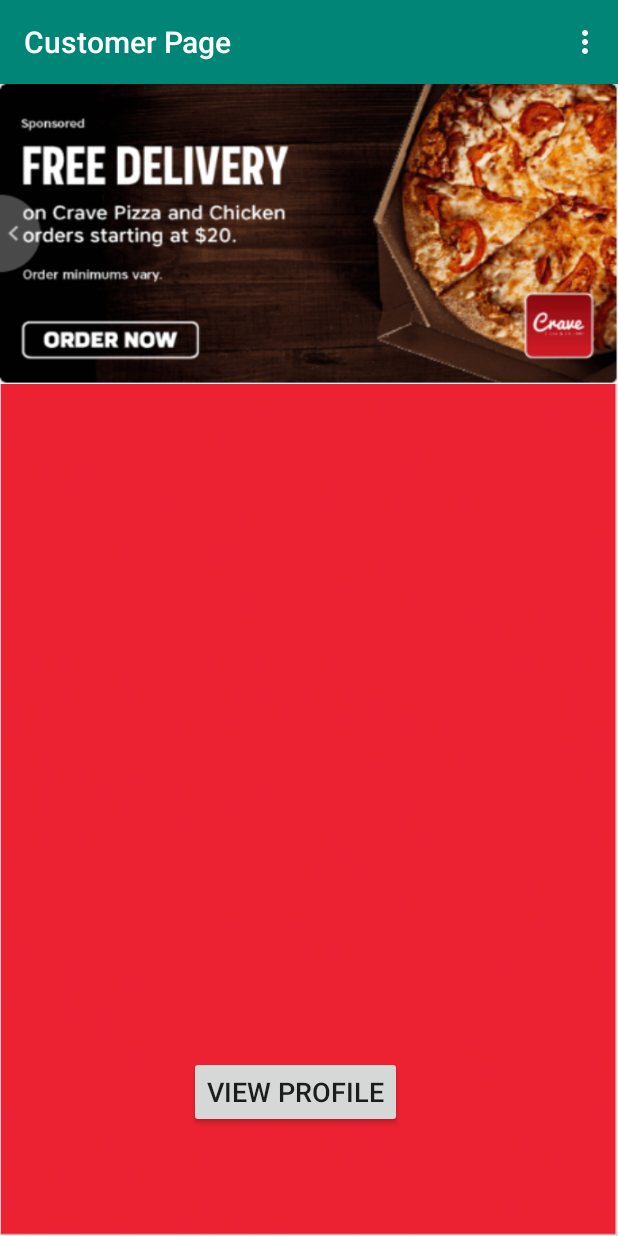
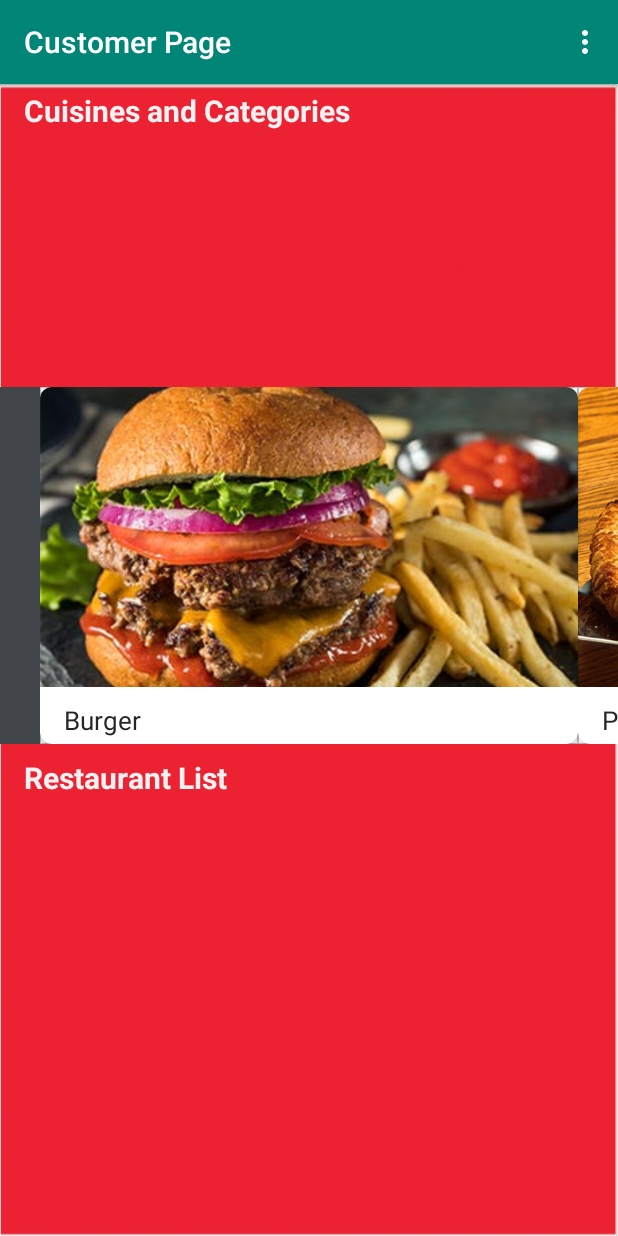
Before and after one commit to benjaminle9x/Table-Clear, an Android app: the CustomerPage screen opened directly, with no data from a screen before it, on a phone screen of 412 x 824 dp. Run offline under Robolectric (Android 15) with nearby library versions, the phone set to English and light mode, and no system bars; our stand-ins replace Firebase (no records; nobody signed in at launch, a user with empty details on screens opened directly).

Commit message:
Added a pagerview of cuisines and categories in customer page.

```diff
--- a/app/build.gradle
+++ b/app/build.gradle
@@ -30,4 +30,6 @@ dependencies {
     androidTestImplementation 'androidx.test.ext:junit:1.1.0'
     androidTestImplementation 'androidx.test.espresso:espresso-core:3.1.1'
     implementation 'com.google.android.material:material:1.0.0'
+    implementation 'androidx.cardview:cardview:1.0.0'
+
 }
--- a/app/src/main/java/com/n01216688/testing/CustomerPage.java
+++ b/app/src/main/java/com/n01216688/testing/CustomerPage.java
@@ -2,7 +2,9 @@ package com.n01216688.testing;
 
 import androidx.annotation.NonNull;
 import androidx.appcompat.app.AppCompatActivity;
+import androidx.viewpager.widget.ViewPager;
 
+import android.animation.ArgbEvaluator;
 import android.app.ActionBar;
 import android.app.AlertDialog;
 import android.content.DialogInterface;
@@ -14,6 +16,7 @@ import android.view.MenuInflater;
 import android.view.MenuItem;
 import android.view.View;
 import android.view.Window;
+import android.widget.Adapter;
 import android.widget.Button;
 import android.widget.EditText;
 import android.widget.ImageView;
@@ -26,47 +29,71 @@ import com.google.firebase.auth.FirebaseAuth;
 import com.google.firebase.database.DatabaseReference;
 import com.google.firebase.database.FirebaseDatabase;
 
+import java.lang.reflect.Array;
+import java.util.ArrayList;
+import java.util.List;
+
 public class CustomerPage extends AppCompatActivity {
-
-    ViewFlipper v_flipper;
-    Button viewProf;
+    ViewPager viewPager;
+    CustomerpageAdapter cpAdapter;
+    Integer[] colors = null;
+    List<Model> models;
+    ArgbEvaluator argbEvaluator = new ArgbEvaluator();
 
     @Override
     protected void onCreate(Bundle savedInstanceState) {
         super.onCreate(savedInstanceState);
         setContentView(R.layout.activity_customer_page);
 
-        getSupportActionBar().setTitle("Customer Page");
+        models = new ArrayList<>();
+        models.add(new Model(R.drawable.burger,"Burger"));
+        models.add(new Model(R.drawable.pizza,"Pizza"));
+        models.add(new Model(R.drawable.mexican,"Mexican"));
+        models.add(new Model(R.drawable.vietnamese,"Vietnamese"));
 
-        int images[] = {R.drawable.pizza,R.drawable.delivery,R.drawable.walking};
+        cpAdapter = new CustomerpageAdapter(models,this);
+        viewPager = findViewById(R.id.viewPager);
+        viewPager.setAdapter(cpAdapter);
+        viewPager.setPadding(40,0,40,0);
 
-        v_flipper = findViewById(R.id.v_flipper);
-        viewProf = findViewById(R.id.viewProf);
+        Integer[] colors_temp = {
+                getResources().getColor(R.color.color1),
+                getResources().getColor(R.color.color2),
+                getResources().getColor(R.color.color3),
+                getResources().getColor(R.color.color4)
+        };
 
-        //For loop
-        for(int i = 0; i < images.length; i++){
-            flipperImages(images[i]);
-        }
+        colors = colors_temp;
 
-        viewProf.setOnClickListener(new View.OnClickListener() {
+        viewPager.setOnPageChangeListener(new ViewPager.OnPageChangeListener() {
             @Override
-            public void onClick(View v) {
-                openCheckProfile();
+            public void onPageScrolled(int position, float positionOffset, int positionOffsetPixels) {
+                if(position < (cpAdapter.getCount() - 1) && position < (colors.length - 1)) {
+                    viewPager.setBackgroundColor(
+                            (Integer)argbEvaluator.evaluate(
+                                    positionOffset,
+                                    colors[position],
+                                    colors[position + 1]
+                            )
+                    );
+                } else {
+                    viewPager.setBackgroundColor(colors[colors.length - 1]);
+                }
+            }
+
+            @Override
+            public void onPageSelected(int position) {
+
+            }
+
+            @Override
+            public void onPageScrollStateChanged(int state) {
+
             }
         });
 
-    }
+        getSupportActionBar().setTitle("Customer Page");
 
-    public void flipperImages(int image){
-        ImageView imageView = new ImageView(this);
-        imageView.setBackgroundResource(image);
-        v_flipper.addView(imageView);
-        v_flipper.setFlipInterval(4000);    //4 seconds
-        v_flipper.setAutoStart(true);
-
-        //Animation
-        v_flipper.setInAnimation(this,android.R.anim.slide_in_left);
-        v_flipper.setOutAnimation(this,android.R.anim.slide_out_right);
     }
 
     @Override
@@ -81,6 +108,9 @@ public class CustomerPage extends AppCompatActivity {
         switch(item.getItemId()){
             case R.id.setting:
                 openSettingScreen();
+                return true;
+            case R.id.viewprofile:
+                openCheckProfile();
                 return true;
             case R.id.lout:
                 onBackPressed();
--- /dev/null
+++ b/app/src/main/java/com/n01216688/testing/CustomerpageAdapter.java
@@ -0,0 +1,58 @@
+package com.n01216688.testing;
+
+import android.content.Context;
+import android.view.LayoutInflater;
+import android.view.View;
+import android.view.ViewGroup;
+import android.widget.ImageView;
+import android.widget.TextView;
+
+import androidx.annotation.NonNull;
+import androidx.viewpager.widget.PagerAdapter;
+
+import org.w3c.dom.Text;
+
+import java.util.List;
+
+public class CustomerpageAdapter extends PagerAdapter {
+
+    private List<Model> models;
+    private LayoutInflater layoutInflater;
+    private Context context;
+
+    public CustomerpageAdapter(List<Model> models, Context context) {
+        this.models = models;
+        this.context = context;
+    }
+
+    @Override
+    public int getCount() {
+        return models.size();
+    }
+
+    @Override
+    public boolean isViewFromObject(@NonNull View view, @NonNull Object object) {
+        return view.equals(object);
+    }
+
+    @NonNull
+    @Override
+    public Object instantiateItem(@NonNull ViewGroup container, int position) {
+        layoutInflater = LayoutInflater.from(context);
+        View view = layoutInflater.inflate(R.layout.item,container,false);
+        ImageView imageView;
+        TextView title;
+
+        imageView = view.findViewById(R.id.image);
+        title = view.findViewById(R.id.title);
+        imageView.setImageResource(models.get(position).getImage());
+        title.setText(models.get(position).getTitle());
+        container.addView(view,0);
+        return view;
+    }
+
+    @Override
+    public void destroyItem(@NonNull ViewGroup container, int position, @NonNull Object object) {
+        container.removeView((View)object);
+    }
+}
--- /dev/null
+++ b/app/src/main/java/com/n01216688/testing/Model.java
@@ -0,0 +1,27 @@
+package com.n01216688.testing;
+
+public class Model {
+    private int image;
+    private String title;
+
+    public Model(int image, String title) {
+        this.image = image;
+        this.title = title;
+    }
+
+    public int getImage() {
+        return image;
+    }
+
+    public void setImage(int image) {
+        this.image = image;
+    }
+
+    public String getTitle() {
+        return title;
+    }
+
+    public void setTitle(String title) {
+        this.title = title;
+    }
+}
--- a/app/src/main/res/layout/activity_customer_page.xml
+++ b/app/src/main/res/layout/activity_customer_page.xml
@@ -7,24 +7,44 @@
     tools:context=".CustomerPage"
     android:background="@drawable/red">
 
-    <ViewFlipper
-        android:id="@+id/v_flipper"
+    <androidx.viewpager.widget.ViewPager
+        android:id="@+id/viewPager"
         android:layout_width="match_parent"
-        android:layout_height="200dp"
-        android:layout_centerVertical="true"
+        android:layout_height="238dp"
+        android:layout_marginBottom="328dp"
+        android:clipToPadding="false"
+        android:foregroundGravity="center"
+        android:overScrollMode="never"
+        app:layout_constraintBottom_toBottomOf="parent"
+        app:layout_constraintEnd_toEndOf="parent"
+        app:layout_constraintHorizontal_bias="0.0"
+        app:layout_constraintStart_toStartOf="parent" />
+
+    <TextView
+        android:id="@+id/header"
+        android:layout_width="wrap_content"
+        android:layout_height="wrap_content"
+        android:layout_marginStart="16dp"
+        android:layout_marginTop="4dp"
+        android:text="Cuisines and Categories"
+        android:textColor="#F1F1F1"
+        android:textSize="20dp"
+        android:textStyle="bold"
         app:layout_constraintStart_toStartOf="parent"
         app:layout_constraintTop_toTopOf="parent" />
 
-    <Button
-        android:id="@+id/viewProf"
+    <TextView
+        android:id="@+id/reslist"
         android:layout_width="wrap_content"
         android:layout_height="wrap_content"
-        android:layout_marginEnd="144dp"
-        android:layout_marginBottom="72dp"
-        android:text="View Profile"
-        android:textSize="18dp"
+        android:layout_marginStart="16dp"
+        android:layout_marginBottom="292dp"
+        android:text="Restaurant List"
+        android:textColor="#F1F1F1"
+        android:textSize="20dp"
+        android:textStyle="bold"
         app:layout_constraintBottom_toBottomOf="parent"
-        app:layout_constraintEnd_toEndOf="parent" />
+        app:layout_constraintStart_toStartOf="parent" />
 
 
 </androidx.constraintlayout.widget.ConstraintLayout>
--- a/app/src/main/res/layout/activity_setting_screen.xml
+++ /dev/null
@@ -1,18 +0,0 @@
-<?xml version="1.0" encoding="utf-8"?>
-<androidx.constraintlayout.widget.ConstraintLayout xmlns:android="http://schemas.android.com/apk/res/android"
-    xmlns:app="http://schemas.android.com/apk/res-auto"
-    xmlns:tools="http://schemas.android.com/tools"
-    android:layout_width="match_parent"
-    android:layout_height="match_parent"
-    tools:context=".SettingScreen"
-    android:background="@drawable/white">
-
-    <androidx.recyclerview.widget.RecyclerView
-        android:id="@+id/recyclerView"
-        android:layout_width="match_parent"
-        android:layout_height="match_parent"
-        app:layout_constraintBottom_toBottomOf="parent"
-        app:layout_constraintStart_toStartOf="parent"
-        android:padding="4dp"
-        android:background="@android:color/darker_gray"/>
-</androidx.constraintlayout.widget.ConstraintLayout>
--- a/app/src/main/res/layout/item.xml
+++ b/app/src/main/res/layout/item.xml
@@ -1,43 +1,41 @@
 <?xml version="1.0" encoding="utf-8"?>
-<androidx.cardview.widget.CardView xmlns:android="http://schemas.android.com/apk/res/android"
+<LinearLayout xmlns:android="http://schemas.android.com/apk/res/android"
+    xmlns:app="http://schemas.android.com/apk/res-auto"
+    android:orientation="vertical"
+    android:layout_width="match_parent"
+    android:layout_height="match_parent"
+    android:background="@drawable/white">
+
+
+    <androidx.cardview.widget.CardView
         android:layout_width="match_parent"
         android:layout_height="wrap_content"
-    xmlns:app="http://schemas.android.com/apk/res-auto"
-    app:cardCornerRadius="4dp"
-    android:layout_marginBottom="5dp">
+        app:cardCornerRadius="8dp">
 
         <RelativeLayout
             android:layout_width="match_parent"
-        android:layout_height="match_parent"
-        android:layout_margin="4dp">
+            android:layout_height="248dp">
+
             <ImageView
-            android:id="@+id/imageView"
-            android:layout_width="50dp"
-            android:layout_height="50dp"
-            android:padding="2dp" />
+                android:id="@+id/image"
+                android:layout_width="match_parent"
+                android:layout_height="200dp"
+                android:scaleType="centerCrop"
+                android:src="@drawable/burger" />
 
             <TextView
-            android:id="@+id/textView5"
+                android:id="@+id/title"
                 android:layout_width="wrap_content"
                 android:layout_height="wrap_content"
-            android:layout_alignParentTop="true"
-            android:layout_toEndOf="@+id/imageView"
-            android:text="Line 1"
-            android:textColor="@android:color/black"
-            android:textSize="20sp"
-            android:textStyle="bold" />
-
-        <TextView
-            android:id="@+id/textView6"
-            android:layout_width="wrap_content"
-            android:layout_height="wrap_content"
-            android:layout_below="@+id/textView5"
-            android:layout_marginStart="7dp"
-            android:layout_marginTop="2dp"
-            android:layout_toEndOf="@+id/imageView"
-            android:text="Line 2"
-            android:textSize="15dp" />
+                android:layout_below="@id/image"
+                android:layout_marginLeft="16dp"
+                android:layout_marginTop="10dp"
+                android:text="Burgers"
+                android:textColor="#262626"
+                android:textSize="17dp" />
 
         </RelativeLayout>
 
+
     </androidx.cardview.widget.CardView>
+</LinearLayout>
--- a/app/src/main/res/menu/menu.xml
+++ b/app/src/main/res/menu/menu.xml
@@ -6,6 +6,10 @@
         android:title="Setting"
         app:showAsAction="never" />
 
+    <item android:id="@+id/viewprofile"
+        android:title="View Profile Information"
+        app:showAsAction="never" />
+
     <item android:id="@+id/lout"
         android:title="Logout"
         app:showAsAction="never" />
--- a/app/src/main/res/values/colors.xml
+++ b/app/src/main/res/values/colors.xml
@@ -3,4 +3,8 @@
     <color name="colorPrimary">#008577</color>
     <color name="colorPrimaryDark">#00574B</color>
     <color name="colorAccent">#D81B60</color>
+    <color name="color1">#424549</color>
+    <color name="color2">#7e455e</color>
+    <color name="color3">#796e25</color>
+    <color name="color4">#59717c</color>
 </resources>
```
Also changed, not shown: app/src/main/res/drawable/burger.png (added), app/src/main/res/drawable/mexican.png (added), app/src/main/res/drawable/pizza.jpg (added), app/src/main/res/drawable/pizza.png (deleted), app/src/main/res/drawable/vietnamese.jpg (added). Lines whose indentation alone changed are shown as unchanged.
